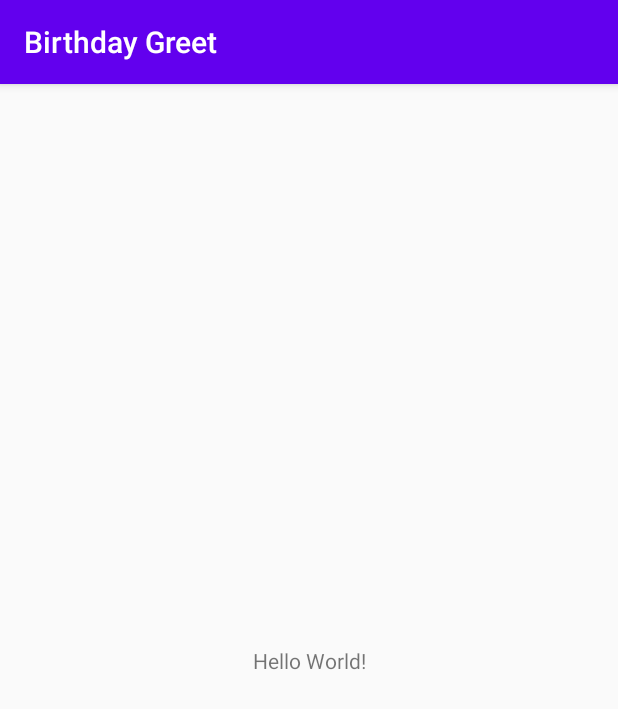
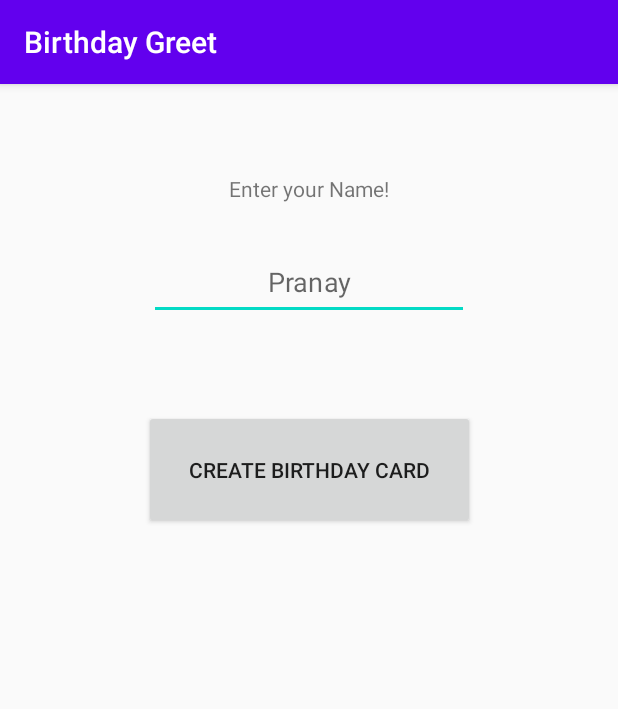
Before and after one commit to pranaygsk/myapps, an Android app: the screen it shows after launch (MainActivity), on a phone screen of 412 x 824 dp. Shown: the top 709 px of the screen. Run offline under Robolectric (Android 15) with nearby library versions, the phone set to English and light mode, and no system bars.

Commit message:
git add .

```diff
--- a/app/src/main/res/layout/activity_main.xml
+++ b/app/src/main/res/layout/activity_main.xml
@@ -7,12 +7,40 @@
     tools:context=".MainActivity">
 
     <TextView
+        android:id="@+id/helpermsg"
         android:layout_width="wrap_content"
         android:layout_height="wrap_content"
-        android:text="Hello World!"
-        app:layout_constraintBottom_toBottomOf="parent"
+        android:layout_marginTop="60dp"
+        android:text="@string/enter_your_name"
         app:layout_constraintEnd_toEndOf="parent"
         app:layout_constraintStart_toStartOf="parent"
         app:layout_constraintTop_toTopOf="parent" />
 
+    <EditText
+        android:id="@+id/nameInput"
+        android:layout_width="wrap_content"
+        android:layout_height="wrap_content"
+        android:layout_marginTop="30dp"
+        android:ems="10"
+        android:gravity="center_horizontal"
+        android:autofillHints="@string/input_hint"
+        android:hint="@string/input_hint"
+        android:inputType="textPersonName"
+        android:minHeight="48dp"
+        android:textAlignment="center"
+        app:layout_constraintEnd_toEndOf="parent"
+        app:layout_constraintStart_toStartOf="parent"
+        app:layout_constraintTop_toBottomOf="@+id/helpermsg" />
+
+    <Button
+        android:id="@+id/button"
+        android:layout_width="wrap_content"
+        android:layout_height="wrap_content"
+        android:layout_marginTop="60dp"
+        android:text="@string/create_birthday_card"
+        app:layout_constraintEnd_toEndOf="parent"
+        app:layout_constraintStart_toStartOf="parent"
+        app:layout_constraintTop_toBottomOf="@+id/nameInput"
+        android:textAllCaps="false"
+        android:padding="30dp"/>
 </android.support.constraint.ConstraintLayout>
--- a/app/src/main/res/values/strings.xml
+++ b/app/src/main/res/values/strings.xml
@@ -1,3 +1,6 @@
 <resources>
     <string name="app_name">Birthday Greet</string>
+    <string name="create_birthday_card">CREATE BIRTHDAY CARD</string>
+    <string name="enter_your_name">Enter your Name!</string>
+    <string name="input_hint">Pranay</string>
 </resources>
```
